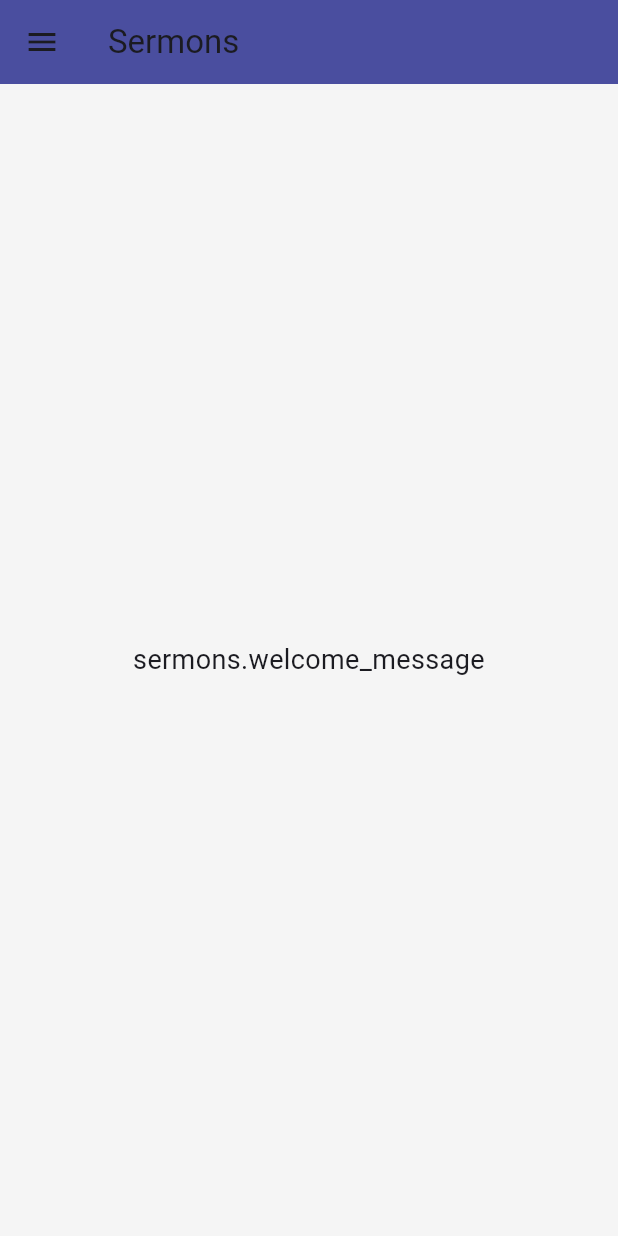
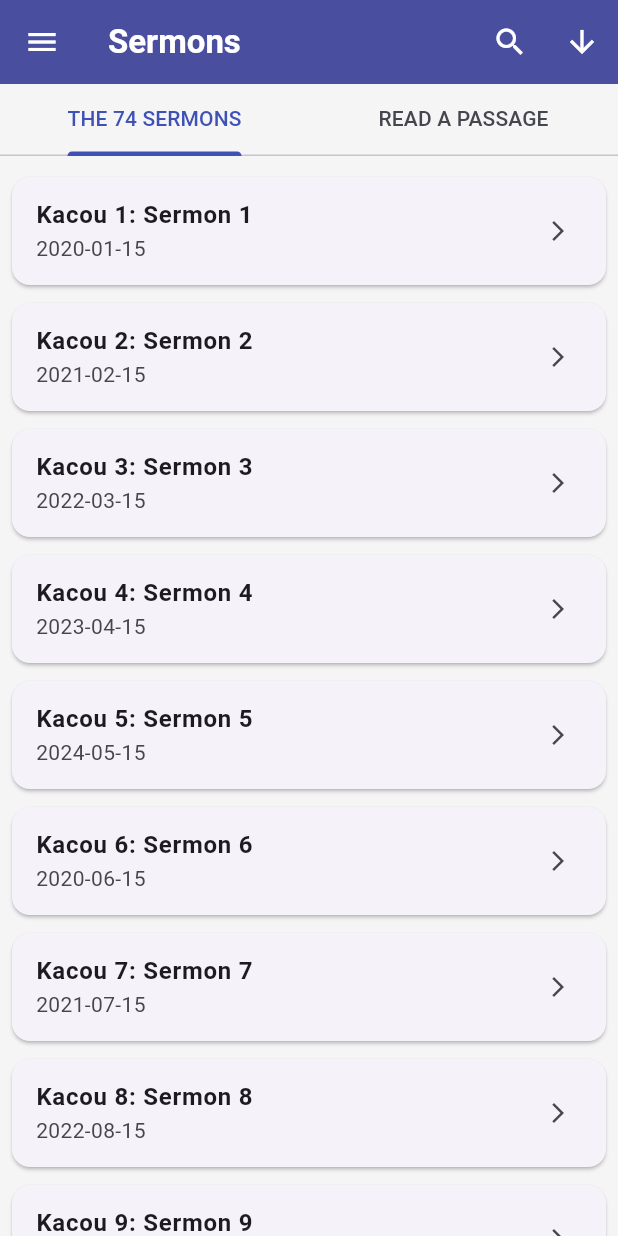
Before and after one commit to AchoBestman/prophet-kacou-mobile-v2, a Flutter app: the screen it shows after launch, after a tap on "Sermons", on a phone screen of 412 x 824 dp. Run offline on Flutter 3.47's test engine with Material 3 defaults, Android fonts, the phone set to English and light mode, and no system bars; our stand-ins replace shared_preferences.

Commit message:
Implement navigation and structure for new feature pages including Abouts, Assemblies, Biographies, Hymns, Informations, Photos, Settings, and Videos; enhance SermonsPage with sorting functionality and detail view.

```diff
--- a/lib/features/home/pages/home_page.dart
+++ b/lib/features/home/pages/home_page.dart
@@ -1,5 +1,14 @@
 import 'package:flutter/material.dart';
+import 'package:prophet_kacou/features/abouts/pages/abouts_page.dart';
+import 'package:prophet_kacou/features/assemblies/pages/assemblies_page.dart';
+import 'package:prophet_kacou/features/biographies/pages/biographies_page.dart';
+import 'package:prophet_kacou/features/hymns/pages/hymns_page.dart';
+import 'package:prophet_kacou/features/informations/pages/informations_page.dart';
+import 'package:prophet_kacou/features/photos/pages/photos_page.dart';
+import 'package:prophet_kacou/features/sermons/pages/sermon_detail_page.dart';
 import 'package:prophet_kacou/features/sermons/pages/sermons_page.dart';
+import 'package:prophet_kacou/features/settings/pages/settings_page.dart';
+import 'package:prophet_kacou/features/videos/pages/videos_page.dart';
 import 'package:prophet_kacou/i18n/language_provider.dart';
 import 'package:provider/provider.dart';
 import 'package:prophet_kacou/colors/custom_colors.dart';
@@ -22,6 +31,25 @@ class HomePage extends StatelessWidget {
       initialRoute: '/',
       routes: {
         '/sermons': (context) => const SermonsPage(),
+        '/sermon_detail': (context) => const SermonDetailPage(
+        title: 'Détail',
+        date: '2025-01-01',
+      ),
+        '/biographies': (context) => const BiographiesPage(),
+
+        '/photos': (context) => const PhotosPage(),
+
+        '/videos': (context) => const VideosPage(),
+
+        '/hymns': (context) => const HymnsPage(),
+
+        '/assemblies': (context) => const AssembliesPage(),
+
+        '/informations': (context) => const InformationsPage(),
+
+        '/settings': (context) => const SettingsPage(),
+
+        '/abouts': (context) => const AboutsPage(),
       },
     );
   }
@@ -51,11 +79,7 @@ class LandingPage extends StatelessWidget {
             bottom: true,
             child: Column(
               mainAxisAlignment: MainAxisAlignment.spaceBetween,
-              children: [
-                LanguageSelector(),
-                BodySection(),
-                FooterSection(),
-              ],
+              children: [LanguageSelector(), BodySection(), FooterSection()],
             ),
           ),
         );
--- a/lib/features/sermons/pages/sermons_page.dart
+++ b/lib/features/sermons/pages/sermons_page.dart
@@ -1,24 +1,133 @@
-// lib/features/sermons/pages/sermons_page.dart
 import 'package:flutter/material.dart';
 import 'package:prophet_kacou/i18n/i18n.dart';
 import 'package:prophet_kacou/shared/layouts/main_layout.dart';
+import 'package:prophet_kacou/features/sermons/pages/sermon_detail_page.dart';
 
-class SermonsPage extends StatelessWidget {
+class SermonsPage extends StatefulWidget {
   const SermonsPage({super.key});
+
+  @override
+  State<SermonsPage> createState() => _SermonsPageState();
+}
+
+class _SermonsPageState extends State<SermonsPage>
+    with SingleTickerProviderStateMixin {
+  bool ascending = true; // 🔁 État du tri
+  late TabController _tabController;
+
+  // 🔹 Exemple de données des 174 sermons (ici simulées)
+  final List<Map<String, String>> sermons = List.generate(
+    174,
+    (index) => {
+      'title': 'Kacou ${index + 1}: Sermon ${index + 1}',
+      'date': '202${index % 5}-0${(index % 9) + 1}-15',
+    },
+  );
+
+  @override
+  void initState() {
+    super.initState();
+    _tabController = TabController(length: 2, vsync: this);
+  }
+
+  @override
+  void dispose() {
+    _tabController.dispose();
+    super.dispose();
+  }
+
+  void _toggleOrder() {
+    setState(() {
+      ascending = !ascending;
+      sermons.sort((a, b) => ascending
+          ? a['title']!.compareTo(b['title']!)
+          : b['title']!.compareTo(a['title']!));
+    });
+  }
 
   @override
   Widget build(BuildContext context) {
     return MainLayout(
       title: i18n.tr('home.sermon'),
-      body: Padding(
-        padding: const EdgeInsets.all(16.0),
-        child: Center(
-          child: Text(
-            i18n.tr('sermons.welcome_message'),
-            style: const TextStyle(fontSize: 18),
-            textAlign: TextAlign.center,
+      actions: [
+        IconButton(
+          icon: const Icon(Icons.search, color: Colors.white),
+          onPressed: () {
+            ScaffoldMessenger.of(context).showSnackBar(
+              const SnackBar(content: Text('Recherche globale')),
+            );
+          },
+        ),
+        IconButton(
+          icon: Icon(
+            ascending ? Icons.arrow_downward : Icons.arrow_upward,
+            color: Colors.white,
           ),
+          onPressed: _toggleOrder,
+          tooltip: ascending
+              ? 'Trier par ordre décroissant'
+              : 'Trier par ordre croissant',
         ),
+      ],
+      body: Column(
+        children: [
+          // 🔹 Onglets
+          TabBar(
+            controller: _tabController,
+            labelColor: Colors.indigo,
+            indicatorColor: Colors.indigo,
+            tabs: const [
+              Tab(text: 'THE 74 SERMONS'),
+              Tab(text: 'READ A PASSAGE'),
+            ],
+          ),
+          // 🔹 Contenu des onglets
+          Expanded(
+            child: TabBarView(
+              controller: _tabController,
+              children: [
+                // 🧾 Onglet 1 : Liste des sermons
+                ListView.builder(
+                  padding: const EdgeInsets.all(8.0),
+                  itemCount: sermons.length,
+                  itemBuilder: (context, index) {
+                    final sermon = sermons[index];
+                    return Card(
+                      margin: const EdgeInsets.symmetric(vertical: 6.0),
+                      elevation: 1,
+                      child: ListTile(
+                        title: Text(
+                          sermon['title']!,
+                          style: const TextStyle(fontWeight: FontWeight.bold),
+                        ),
+                        subtitle: Text(sermon['date']!),
+                        trailing: const Icon(Icons.arrow_forward_ios, size: 16),
+                        onTap: () {
+                          Navigator.push(
+                            context,
+                            MaterialPageRoute(
+                              builder: (_) => SermonDetailPage(
+                                title: sermon['title']!,
+                                date: sermon['date']!,
+                              ),
+                            ),
+                          );
+                        },
+                      ),
+                    );
+                  },
+                ),
+                // 📖 Onglet 2 : Lecture de passage
+                const Center(
+                  child: Text(
+                    'No passage selected yet.',
+                    style: TextStyle(fontSize: 16, color: Colors.grey),
+                  ),
+                ),
+              ],
+            ),
+          ),
+        ],
       ),
     );
   }
--- a/lib/shared/layouts/main_layout.dart
+++ b/lib/shared/layouts/main_layout.dart
@@ -6,11 +6,13 @@ import 'package:prophet_kacou/i18n/i18n.dart';
 class MainLayout extends StatelessWidget {
   final String title;
   final Widget body;
+  final List<Widget>? actions;
 
   const MainLayout({
     super.key,
     required this.title,
     required this.body,
+    this.actions
   });
 
   @override
@@ -19,7 +21,12 @@ class MainLayout extends StatelessWidget {
       backgroundColor: Colors.grey[100],
       appBar: AppBar(
         backgroundColor: pkpIndigo,
-        title: Text(title),
+        iconTheme: const IconThemeData(color: Colors.white),
+        title: Text(title, style: const TextStyle(
+            color: Colors.white, // 👈 titre en blanc
+            fontWeight: FontWeight.w600,
+          )),
+          actions: actions
       ),
       drawer: Drawer(
         child: ListView(
@@ -103,7 +110,7 @@ class MainLayout extends StatelessWidget {
               leading: const Icon(Icons.info),
               title: const Text('À propos'),
               onTap: () {
-                Navigator.pushReplacementNamed(context, '/about');
+                Navigator.pushReplacementNamed(context, '/abouts');
               },
             ),
           ],
```
Also changed, not shown: lib/app/routes.dart (+31 -0 lines), lib/features/abouts/pages/abouts_page.dart (added, +25 -0 lines), lib/features/assemblies/pages/assemblies_page.dart (added, +25 -0 lines), lib/features/biographies/pages/biographies_page.dart (added, +25 -0 lines), lib/features/hymns/pages/hymns_page.dart (added, +25 -0 lines), lib/features/informations/pages/informations_page.dart (added, +25 -0 lines), lib/features/photos/pages/photos_page.dart (added, +25 -0 lines), lib/features/sermons/pages/sermon_detail_page.dart (added, +47 -0 lines), lib/features/settings/pages/settings_page.dart (added, +25 -0 lines), lib/features/videos/pages/videos_page.dart (added, +25 -0 lines), assets/locales/en.json (line endings or trailing spaces).
